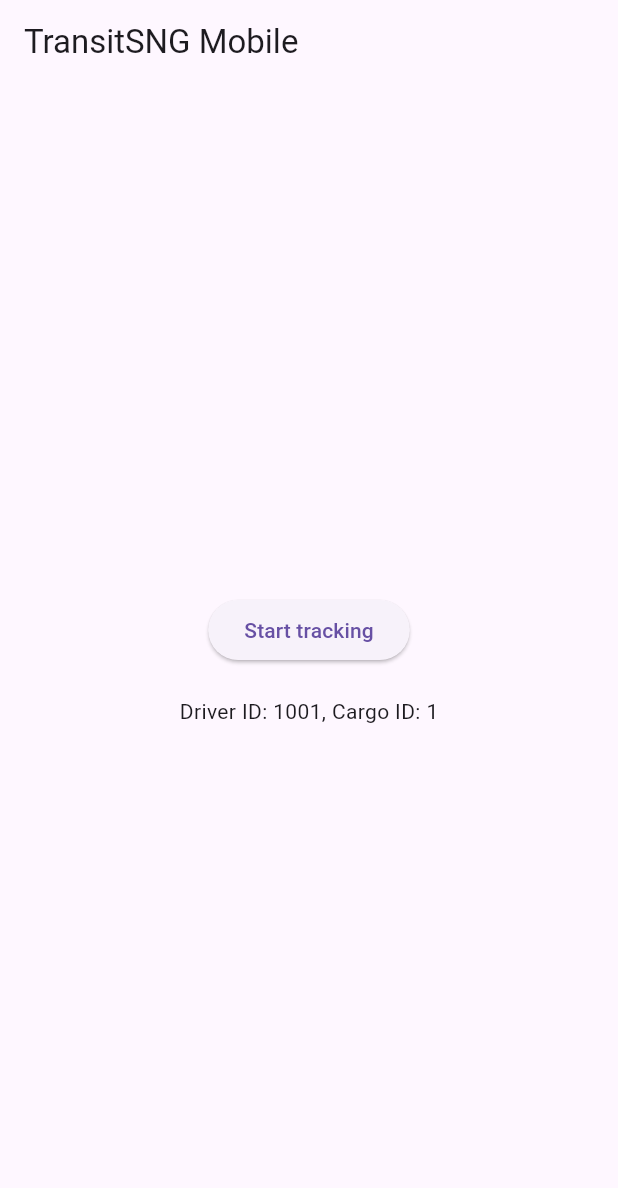
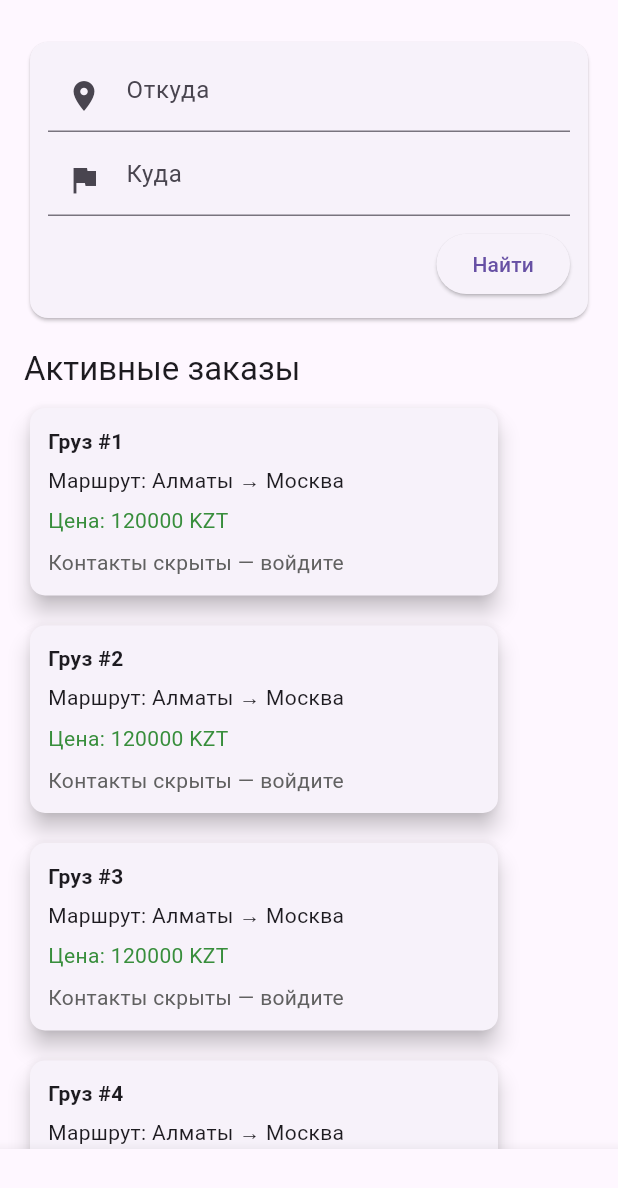
Before and after one commit to domanin87/TransitSNG, a Flutter app: the screen it shows after launch, on a phone screen of 412 x 824 dp. Shown: the top 1188 px of the screen. Run offline on Flutter 3.47's test engine with Material 3 defaults, Android fonts, the light colour scheme and no system bars.

Commit message:
v3.0.2
v3.0.2 mobile

```diff
--- /dev/null
+++ b/mobile/assets/images/placeholder.txt
@@ -0,0 +1 @@
+Place images for app here.
--- /dev/null
+++ b/mobile/lib/config.dart
@@ -0,0 +1 @@
+const API_BASE = "https://cargosng-backend-v2.onrender.com/api/v1";
--- a/mobile/lib/main.dart
+++ b/mobile/lib/main.dart
@@ -1,64 +1,58 @@
+import 'package:flutter/material.dart';
+import 'pages/home.dart';
+import 'pages/cargo_list.dart';
+import 'pages/chat.dart';
+import 'pages/tariffs.dart';
+import 'pages/map_live.dart';
+import 'pages/admin.dart';
+import 'package:flutter_localizations/flutter_localizations.dart';
 
-import 'dart:async';
-import 'package:flutter/material.dart';
-import 'package:socket_io_client/socket_io_client.dart' as IO;
-import 'package:geolocator/geolocator.dart';
-import 'package:http/http.dart' as http;
-import 'dart:convert';
-
-void main() => runApp(MyApp());
-
-class MyApp extends StatefulWidget {
-  @override State<MyApp> createState() => _MyAppState();
+void main() {
+  runApp(TransitSNGApp());
 }
 
-class _MyAppState extends State<MyApp> {
-  IO.Socket? socket;
-  StreamSubscription<Position>? posStream;
-  bool tracking = false;
-  int driverId = 1001; // demo driver id
-  int cargoId = 1; // demo cargo id
-  String backendBase = 'https://transitsng-backend-v2.onrender.com'; // set your backend
-
-  @override void initState(){
-    super.initState();
-    // connect socket
-    socket = IO.io(backendBase, <String, dynamic>{ 'transports': ['websocket'], 'autoConnect': false });
-    socket?.connect();
-    socket?.on('connect', (_) => print('socket connected: ' + socket!.id));
-    socket?.on('location_update', (data) => print('loc update: $data'));
-  }
-
-  void startTracking() async {
-    bool serviceEnabled = await Geolocator.isLocationServiceEnabled();
-    if(!serviceEnabled) return;
-    LocationPermission permission = await Geolocator.checkPermission();
-    if(permission == LocationPermission.denied) permission = await Geolocator.requestPermission();
-    if(permission == LocationPermission.deniedForever) return;
-
-    posStream = Geolocator.getPositionStream().listen((Position pos) {
-      final lat = pos.latitude;
-      final lon = pos.longitude;
-      // emit via socket
-      socket?.emit('driver_location', { 'driverId': driverId, 'cargoId': cargoId, 'lat': lat, 'lon': lon, 'speed': pos.speed });
-      // also POST to REST for persistence
-      try{
-        http.post(Uri.parse('$backendBase/api/v1/track/location'), body: json.encode({ 'driverId': driverId, 'cargoId': cargoId, 'lat': lat, 'lon': lon, 'speed': pos.speed }), headers: {'Content-Type':'application/json'});
-      }catch(e){}
-    });
-    setState(()=> tracking = true);
-  }
-
-  void stopTracking(){ posStream?.cancel(); setState(()=> tracking=false); }
-
-  @override void dispose(){ posStream?.cancel(); socket?.disconnect(); super.dispose(); }
-
-  @override Widget build(BuildContext context){
-    return MaterialApp(home: Scaffold(appBar: AppBar(title: Text('TransitSNG Mobile')),
-      body: Center(child: Column(mainAxisSize: MainAxisSize.min, children: [
-        ElevatedButton(onPressed: tracking? stopTracking : startTracking, child: Text(tracking? 'Stop tracking' : 'Start tracking')),
-        SizedBox(height:20),
-        Text('Driver ID: $driverId, Cargo ID: $cargoId')
-      ])),));
+class TransitSNGApp extends StatelessWidget {
+  @override
+  Widget build(BuildContext context) {
+    return MaterialApp(
+      title: 'Транзит СНГ',
+      theme: ThemeData(primarySwatch: Colors.indigo),
+      localizationsDelegates: [
+        GlobalMaterialLocalizations.delegate,
+        GlobalWidgetsLocalizations.delegate,
+        GlobalCupertinoLocalizations.delegate,
+      ],
+      supportedLocales: [Locale('ru'), Locale('kk'), Locale('uz'), Locale('uk'), Locale('az')],
+      home: MainRouter(),
+    );
   }
 }
+
+class MainRouter extends StatefulWidget {
+  @override
+  _MainRouterState createState() => _MainRouterState();
+}
+
+class _MainRouterState extends State<MainRouter> {
+  int _selected = 0;
+  final _pages = [HomePage(), CargoListPage(), ChatPage(), TariffsPage(), LiveMapPage(), AdminPage()];
+
+  @override
+  Widget build(BuildContext context) {
+    return Scaffold(
+      body: AnimatedSwitcher(duration: Duration(milliseconds: 400), child: _pages[_selected]),
+      bottomNavigationBar: BottomNavigationBar(
+        currentIndex: _selected,
+        onTap: (i) => setState(() => _selected = i),
+        items: [
+          BottomNavigationBarItem(icon: Icon(Icons.home), label: 'Главная'),
+          BottomNavigationBarItem(icon: Icon(Icons.local_shipping), label: 'Грузы'),
+          BottomNavigationBarItem(icon: Icon(Icons.chat), label: 'Чат'),
+          BottomNavigationBarItem(icon: Icon(Icons.attach_money), label: 'Тарифы'),
+          BottomNavigationBarItem(icon: Icon(Icons.map), label: 'Карта'),
+          BottomNavigationBarItem(icon: Icon(Icons.admin_panel_settings), label: 'Админ'),
+        ],
+      ),
+    );
+  }
+}
--- /dev/null
+++ b/mobile/lib/pages/admin.dart
@@ -0,0 +1,8 @@
+import 'package:flutter/material.dart';
+
+class AdminPage extends StatelessWidget {
+  @override
+  Widget build(BuildContext context) {
+    return Center(child: Text('Админ панель: управление главной, тарифами, пользователями', key: ValueKey('admin')));
+  }
+}
--- /dev/null
+++ b/mobile/lib/pages/cargo_list.dart
@@ -0,0 +1,8 @@
+import 'package:flutter/material.dart';
+
+class CargoListPage extends StatelessWidget {
+  @override
+  Widget build(BuildContext context) {
+    return Center(child: Text('Список грузов (похож на веб версию)', key: ValueKey('cargo')));
+  }
+}
--- /dev/null
+++ b/mobile/lib/pages/chat.dart
@@ -0,0 +1,8 @@
+import 'package:flutter/material.dart';
+
+class ChatPage extends StatelessWidget {
+  @override
+  Widget build(BuildContext context) {
+    return Center(child: Text('Чат с водителем / заказчиком', key: ValueKey('chat')));
+  }
+}
--- /dev/null
+++ b/mobile/lib/pages/home.dart
@@ -0,0 +1,24 @@
+import 'package:flutter/material.dart';
+import '../widgets/search_bar.dart';
+import '../widgets/sample_card.dart';
+
+class HomePage extends StatelessWidget {
+  @override
+  Widget build(BuildContext context) {
+    return SingleChildScrollView(
+      key: ValueKey('home'),
+      padding: EdgeInsets.all(16),
+      child: Column(
+        crossAxisAlignment: CrossAxisAlignment.start,
+        children: [
+          SizedBox(height: 8),
+          SearchBar(),
+          SizedBox(height: 16),
+          Text('Активные заказы', style: Theme.of(context).textTheme.headline6),
+          SizedBox(height: 8),
+          Wrap(spacing: 12, runSpacing: 12, children: List.generate(6, (i) => SampleCard(index: i+1))),
+        ],
+      ),
+    );
+  }
+}
--- /dev/null
+++ b/mobile/lib/pages/map_live.dart
@@ -0,0 +1,8 @@
+import 'package:flutter/material.dart';
+
+class LiveMapPage extends StatelessWidget {
+  @override
+  Widget build(BuildContext context) {
+    return Center(child: Text('Live Map (подключение к Socket.IO/REST)', key: ValueKey('map')));
+  }
+}
--- /dev/null
+++ b/mobile/lib/pages/tariffs.dart
@@ -0,0 +1,8 @@
+import 'package:flutter/material.dart';
+
+class TariffsPage extends StatelessWidget {
+  @override
+  Widget build(BuildContext context) {
+    return Center(child: Text('Тарифы и бонусы', key: ValueKey('tariffs')));
+  }
+}
--- /dev/null
+++ b/mobile/lib/widgets/sample_card.dart
@@ -0,0 +1,32 @@
+import 'package:flutter/material.dart';
+
+class SampleCard extends StatelessWidget {
+  final int index;
+  SampleCard({required this.index});
+  @override
+  Widget build(BuildContext context) {
+    final logged = false; // replace with auth check
+    return SizedBox(
+      width: 320,
+      child: Card(
+        elevation: 6,
+        shape: RoundedRectangleBorder(borderRadius: BorderRadius.circular(10)),
+        child: Padding(
+          padding: EdgeInsets.all(12),
+          child: Column(
+            crossAxisAlignment: CrossAxisAlignment.start,
+            children: [
+              Text('Груз #$index', style: TextStyle(fontWeight: FontWeight.bold)),
+              SizedBox(height:6),
+              Text('Маршрут: Алматы → Москва'),
+              SizedBox(height:6),
+              Text('Цена: 120000 KZT', style: TextStyle(color: Colors.green[700])),
+              SizedBox(height:8),
+              Text(logged ? 'Контакты: +7-700-000-00$index' : 'Контакты скрыты — войдите', style: TextStyle(color: Colors.grey[700]))
+            ],
+          ),
+        ),
+      ),
+    );
+  }
+}
--- /dev/null
+++ b/mobile/lib/widgets/search_bar.dart
@@ -0,0 +1,27 @@
+import 'package:flutter/material.dart';
+
+class SearchBar extends StatefulWidget {
+  @override _SearchBarState createState() => _SearchBarState();
+}
+
+class _SearchBarState extends State<SearchBar> {
+  String from = '';
+  String to = '';
+  @override
+  Widget build(BuildContext context) {
+    return Card(
+      child: Padding(
+        padding: EdgeInsets.all(12),
+        child: Column(
+          children: [
+            TextField(decoration: InputDecoration(prefixIcon: Icon(Icons.location_on), hintText: 'Откуда'), onChanged: (v)=> setState(()=>from=v)),
+            SizedBox(height:8),
+            TextField(decoration: InputDecoration(prefixIcon: Icon(Icons.flag), hintText: 'Куда'), onChanged: (v)=> setState(()=>to=v)),
+            SizedBox(height:8),
+            Row(mainAxisAlignment: MainAxisAlignment.end, children: [ElevatedButton(onPressed: (){}, child: Text('Найти'))])
+          ],
+        ),
+      ),
+    );
+  }
+}
```
Also changed, not shown: mobile/pubspec.yaml (+15 -3 lines), 3 other files.
